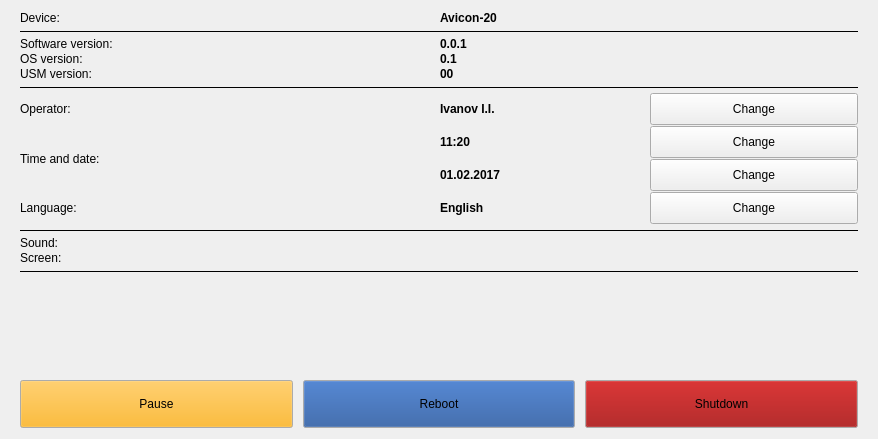
The window that ui/systemwidget.ui (dmitry64/av20) describes before a commit, drawn with Qt 5.
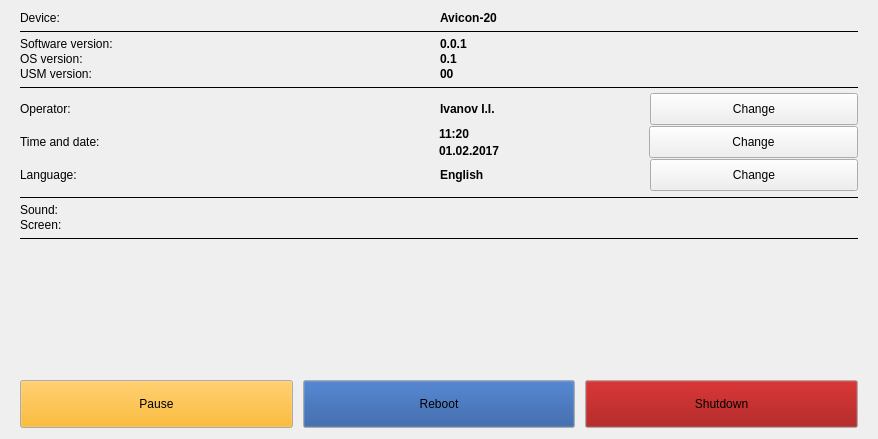
The same window after the commit. Icons and pictures are not drawn. Custom widgets are drawn as their Qt base class.

What changed in the file:
```diff
--- a/ui/systemwidget.ui
+++ b/ui/systemwidget.ui
@@ -223,7 +223,7 @@
           </widget>
          </item>
          <item>
-          <widget class="QPushButton" name="pushButton_4">
+          <widget class="QPushButton" name="operatorChangeButton">
            <property name="minimumSize">
             <size>
              <width>32</width>
@@ -244,7 +244,7 @@
       </layout>
      </item>
      <item>
-      <layout class="QHBoxLayout" name="horizontalLayout_5">
+      <layout class="QHBoxLayout" name="horizontalLayout_5" stretch="2,1,1">
        <property name="spacing">
         <number>1</number>
        </property>
@@ -284,23 +284,6 @@
              </property>
             </widget>
            </item>
-           <item>
-            <widget class="QPushButton" name="pushButton_5">
-             <property name="minimumSize">
-              <size>
-               <width>32</width>
-               <height>32</height>
-              </size>
-             </property>
-             <property name="text">
-              <string>Change</string>
-             </property>
-             <property name="icon">
-              <iconset resource="../resources.qrc">
-               <normaloff>:/icons/resources/icons/sys_icon_clock.png</normaloff>:/icons/resources/icons/sys_icon_clock.png</iconset>
-             </property>
-            </widget>
-           </item>
           </layout>
          </item>
          <item>
@@ -324,8 +307,12 @@
              </property>
             </widget>
            </item>
+          </layout>
+         </item>
+        </layout>
+       </item>
            <item>
-            <widget class="QPushButton" name="pushButton_6">
+        <widget class="QPushButton" name="timeChangeButton">
              <property name="minimumSize">
               <size>
                <width>32</width>
@@ -337,13 +324,9 @@
              </property>
              <property name="icon">
               <iconset resource="../resources.qrc">
-               <normaloff>:/icons/resources/icons/sys_icon_calendar.png</normaloff>:/icons/resources/icons/sys_icon_calendar.png</iconset>
-             </property>
-            </widget>
-           </item>
-          </layout>
-         </item>
-        </layout>
+           <normaloff>:/icons/resources/icons/sys_icon_clock.png</normaloff>:/icons/resources/icons/sys_icon_clock.png</iconset>
+         </property>
+        </widget>
        </item>
       </layout>
      </item>
@@ -381,7 +364,7 @@
           </widget>
          </item>
          <item>
-          <widget class="QPushButton" name="pushButton_7">
+          <widget class="QPushButton" name="languageChangeButton">
            <property name="minimumSize">
             <size>
              <width>32</width>
```
Lines whose indentation alone changed are shown as unchanged.
